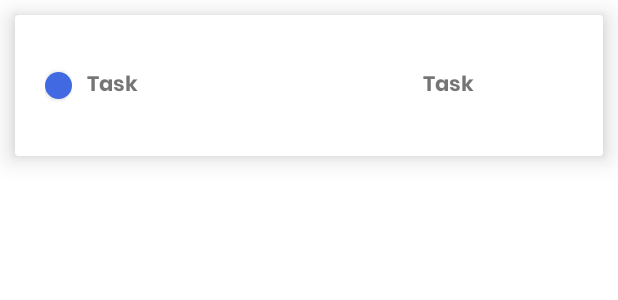
After one commit to EuniceFoo533/MADProject, an Android app: the layout retrieve_layout.xml on its own in the app's theme, with its tools: preview values and no code run, on a phone screen of 412 x 824 dp. The commit adds this screen. Shown: the top 300 px of the screen. Run offline under Robolectric (Android 15) with nearby library versions, the phone set to English and light mode, and no system bars.

```diff
--- a/app/build.gradle
+++ b/app/build.gradle
@@ -1,5 +1,6 @@
 plugins {
     id 'com.android.application'
+    id 'com.google.gms.google-services'
 }
 
 android {
@@ -40,6 +41,9 @@ dependencies {
     implementation 'androidx.lifecycle:lifecycle-viewmodel-ktx:2.4.1'
     implementation 'androidx.navigation:navigation-fragment:2.4.1'
     implementation 'androidx.navigation:navigation-ui:2.4.1'
+    implementation 'com.google.firebase:firebase-firestore:24.4.1'
+    implementation 'com.google.firebase:firebase-auth:21.1.0'
+
     testImplementation 'junit:junit:4.13.2'
     androidTestImplementation 'androidx.test.ext:junit:1.1.5'
     androidTestImplementation 'androidx.test.espresso:espresso-core:3.5.1'
--- /dev/null
+++ b/app/src/main/res/drawable/custom_prior.xml
@@ -0,0 +1,8 @@
+<?xml version="1.0" encoding="utf-8"?>
+<shape xmlns:android="http://schemas.android.com/apk/res/android" android:shape="rectangle">
+
+    <solid android:color="@color/blue"/>
+    <corners android:radius="400dp"/>
+
+
+</shape>
--- a/app/src/main/res/layout/fragment_to_do_list.xml
+++ b/app/src/main/res/layout/fragment_to_do_list.xml
@@ -33,6 +33,7 @@
                             android:layout_width="wrap_content"
                             android:layout_height="match_parent"
                             android:paddingStart="20dp"
+                            android:fontFamily="@font/poppinsbold"
                             android:text="Task To Do"
                             android:textColor="@color/blue"
                             android:textSize="30sp" />
@@ -90,6 +91,7 @@
                                 android:layout_marginEnd="10dp"
                                 android:layout_marginBottom="10dp"
                                 android:background="@drawable/button"
+                                android:fontFamily="@font/poppinsmedium"
                                 android:text="Task Name"
                                 android:textColor="@color/white"
                                 android:textStyle="bold" />
--- /dev/null
+++ b/app/src/main/res/layout/retrieve_layout.xml
@@ -0,0 +1,107 @@
+<?xml version="1.0" encoding="utf-8"?>
+<androidx.cardview.widget.CardView xmlns:android="http://schemas.android.com/apk/res/android"
+    android:id="@+id/cardView"
+    android:layout_width="match_parent"
+    android:layout_height="wrap_content"
+    xmlns:app="http://schemas.android.com/apk/res-auto"
+    android:orientation="vertical"
+    android:elevation="10dp"
+    app:cardElevation="10dp"
+    android:layout_margin="10dp">
+
+    <LinearLayout
+        android:layout_width="match_parent"
+        android:layout_height="wrap_content"
+        android:orientation="vertical"
+        android:layout_margin="10dp">
+
+
+        <LinearLayout
+            android:layout_width="match_parent"
+            android:layout_height="wrap_content"
+            android:orientation="vertical">
+
+            <TextView
+                android:id="@+id/textViewTaskId"
+                android:layout_width="match_parent"
+                android:layout_height="wrap_content"
+                android:visibility="gone"
+                android:text="TextView" />
+
+            <LinearLayout
+                android:layout_width="match_parent"
+                android:layout_height="wrap_content"
+                android:layout_margin="10dp"
+                android:orientation="horizontal"
+                android:layout_weight="5">
+
+                <RelativeLayout
+                    android:layout_width="110dp"
+                    android:gravity="center"
+                    android:layout_height="match_parent"
+                    android:layout_weight="1">
+
+
+                    <Button
+                        android:id="@+id/buttonPriorColor"
+                        android:background="@drawable/custom_prior"
+                        android:layout_width="20dp"
+                        android:layout_height="18dp"
+                        android:text=" " />
+
+
+                </RelativeLayout>
+
+                <RelativeLayout
+                    android:layout_width="match_parent"
+                    android:layout_height="match_parent"
+                    android:gravity="center"
+                    android:layout_weight="2">
+
+
+                    <TextView
+                        android:id="@+id/textViewTaskName"
+                        android:layout_width="match_parent"
+                        android:layout_height="wrap_content"
+                        android:layout_marginStart="10dp"
+                        android:layout_marginTop="10dp"
+                        android:layout_marginEnd="10dp"
+                        android:layout_marginBottom="10dp"
+                        android:fontFamily="@font/poppinsbold"
+                        android:text="Task"
+                        android:textStyle="bold" />
+
+
+                </RelativeLayout>
+                <RelativeLayout
+                    android:layout_width="match_parent"
+                    android:layout_height="match_parent"
+                    android:gravity="center"
+                    android:layout_weight="2">
+
+
+                    <TextView
+                        android:id="@+id/textViewPrior"
+                        android:gravity="center"
+                        android:layout_width="match_parent"
+                        android:layout_height="wrap_content"
+                        android:layout_marginStart="10dp"
+                        android:layout_marginTop="10dp"
+                        android:layout_marginEnd="10dp"
+                        android:layout_marginBottom="10dp"
+                        android:fontFamily="@font/poppinsbold"
+                        android:text="Task"
+                        android:textStyle="bold" />
+
+
+                </RelativeLayout>
+
+            </LinearLayout>
+
+
+
+
+        </LinearLayout>
+    </LinearLayout>
+
+</androidx.cardview.widget.CardView>
--- a/app/src/main/res/values/themes.xml
+++ b/app/src/main/res/values/themes.xml
@@ -8,7 +8,7 @@
         <!-- Secondary brand color. -->
         <item name="colorSecondary">@color/teal_200</item>
         <item name="colorSecondaryVariant">@color/teal_700</item>
-        <item name="colorOnSecondary">@color/black</item>
+        <item name="colorOnSecondary">@color/white</item>
         <!-- Status bar color. -->
         <item name="android:statusBarColor">?attr/colorPrimaryVariant</item>
         <!-- Customize your theme here. -->
--- a/build.gradle
+++ b/build.gradle
@@ -1,4 +1,8 @@
-// Top-level build file where you can add configuration options common to all sub-projects/modules.
+buildscript {
+    dependencies {
+        classpath 'com.google.gms:google-services:4.3.14'
+    }
+}// Top-level build file where you can add configuration options common to all sub-projects/modules.
 plugins {
     id 'com.android.application' version '7.3.1' apply false
     id 'com.android.library' version '7.3.1' apply false
```
Also changed, not shown: app/src/main/java/com/example/fragment/Model.java (added, +114 -0 lines), app/src/main/java/com/example/fragment/TaskAdapter.java (added, +346 -0 lines), app/src/main/java/com/example/fragment/TimerFragment.java (+0 -11 lines), app/src/main/java/com/example/fragment/ToDoListFragment.java (+30 -0 lines), app/src/main/res/layout/fragment_timer.xml (+11 -20 lines).
